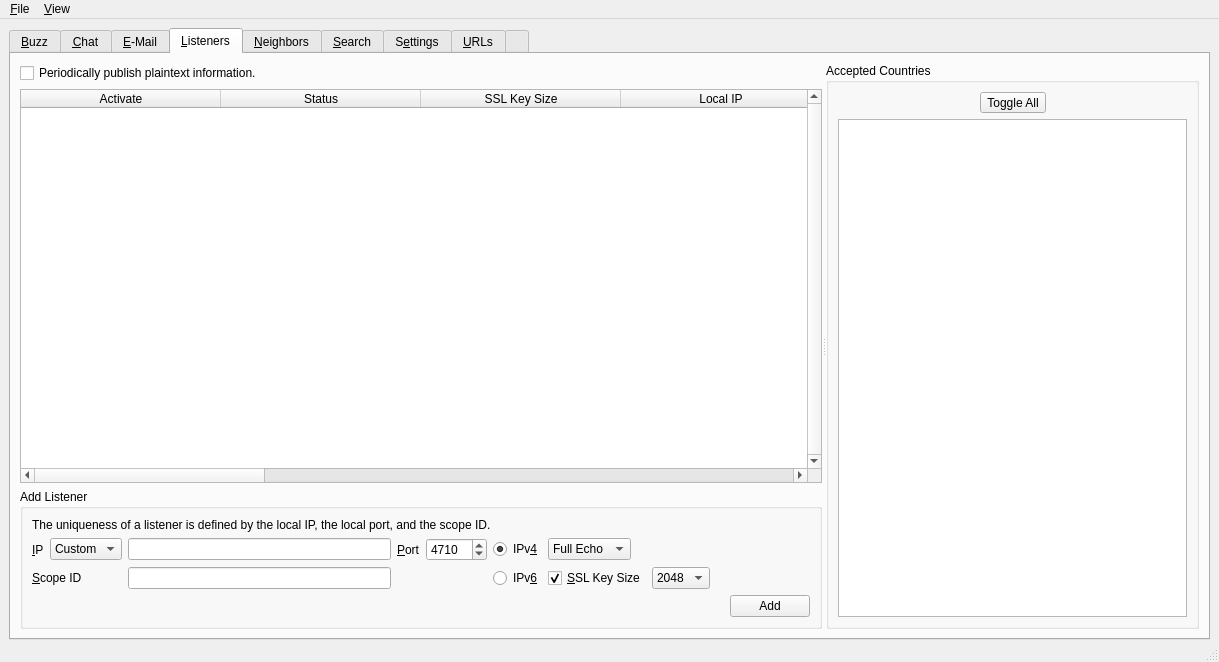
The window that UI/controlcenter.ui (xloem/spot-on-svn) describes before a commit, drawn with Qt 5.
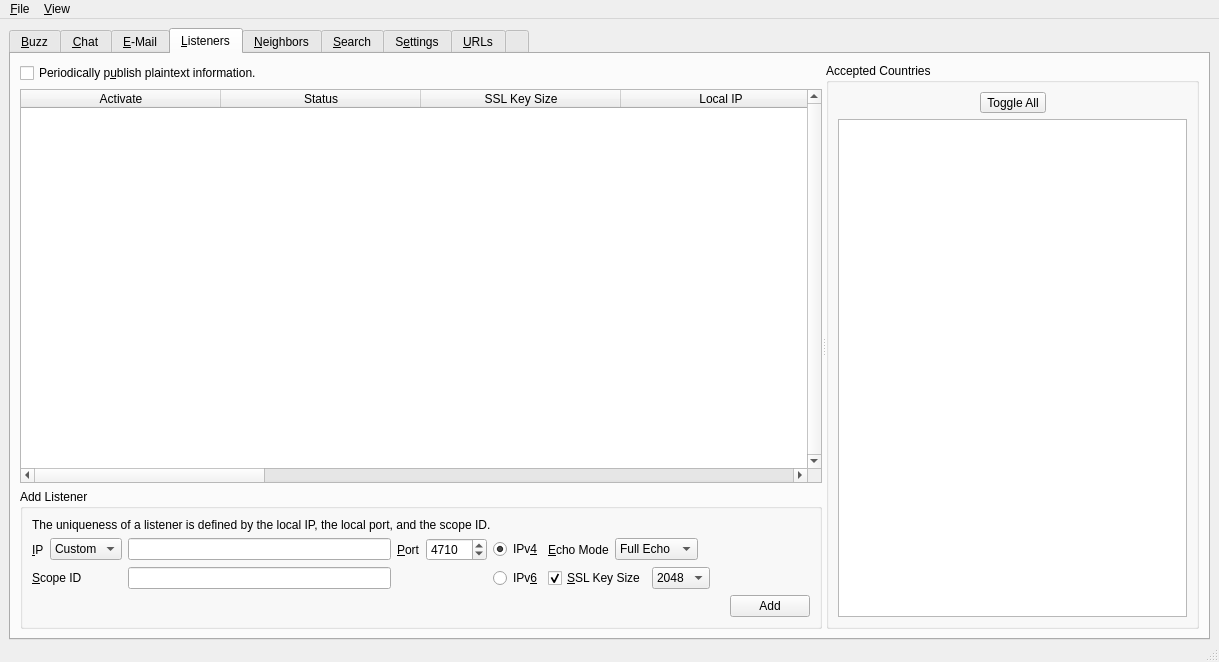
The same window after the commit. The open tabs and pages were chosen to show the change. Icons and pictures are not drawn. Custom widgets are drawn as their Qt base class.

Patch:
```diff
--- a/UI/controlcenter.ui
+++ b/UI/controlcenter.ui
@@ -1094,7 +1094,7 @@
               <item>
                <widget class="QCheckBox" name="publishPeriodically">
                 <property name="text">
-                 <string>Periodically publish plaintext information.</string>
+                 <string>Periodically p&amp;ublish plaintext information.</string>
                 </property>
                </widget>
               </item>
@@ -1371,6 +1371,16 @@
                  </item>
                  <item row="0" column="6">
                   <layout class="QHBoxLayout" name="horizontalLayout_43">
+                   <item>
+                    <widget class="QLabel" name="label_38">
+                     <property name="text">
+                      <string>&amp;Echo Mode</string>
+                     </property>
+                     <property name="buddy">
+                      <cstring>listenersEchoMode</cstring>
+                     </property>
+                    </widget>
+                   </item>
                    <item>
                     <widget class="QComboBox" name="listenersEchoMode">
                      <property name="sizeAdjustPolicy">
```
Left out of the diff: 29 changed lines with no effect on the pictures.
